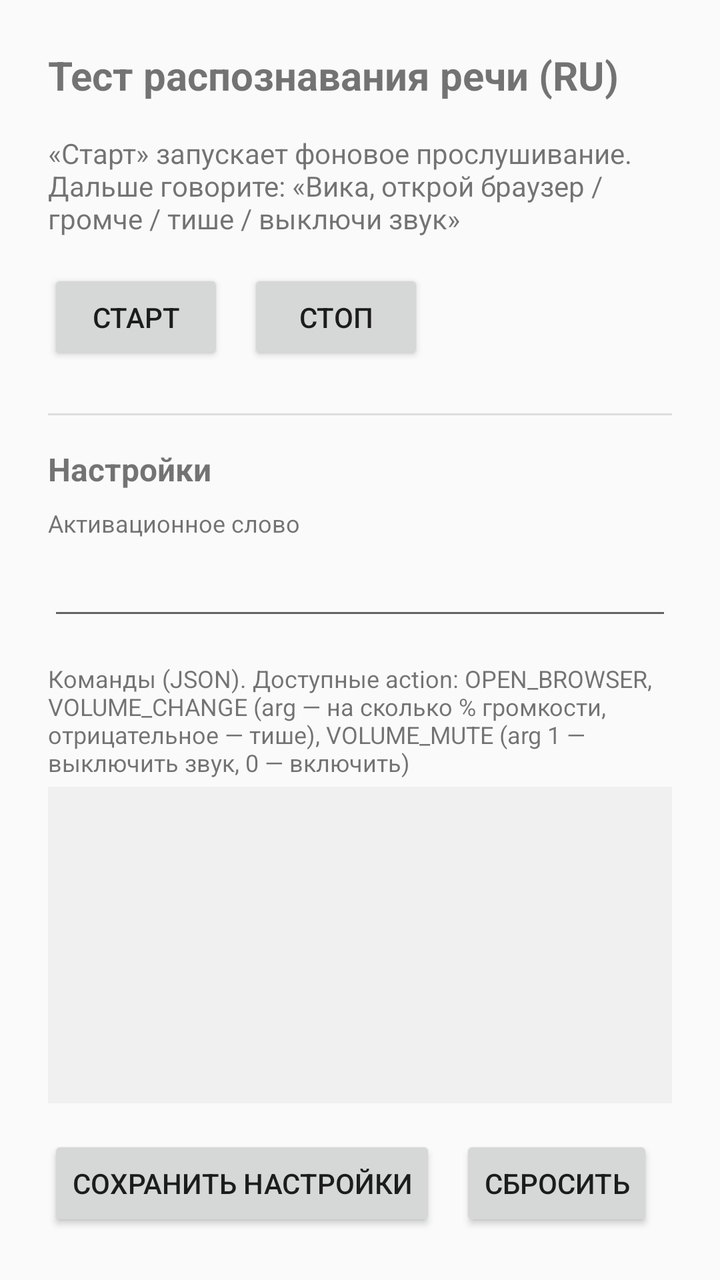
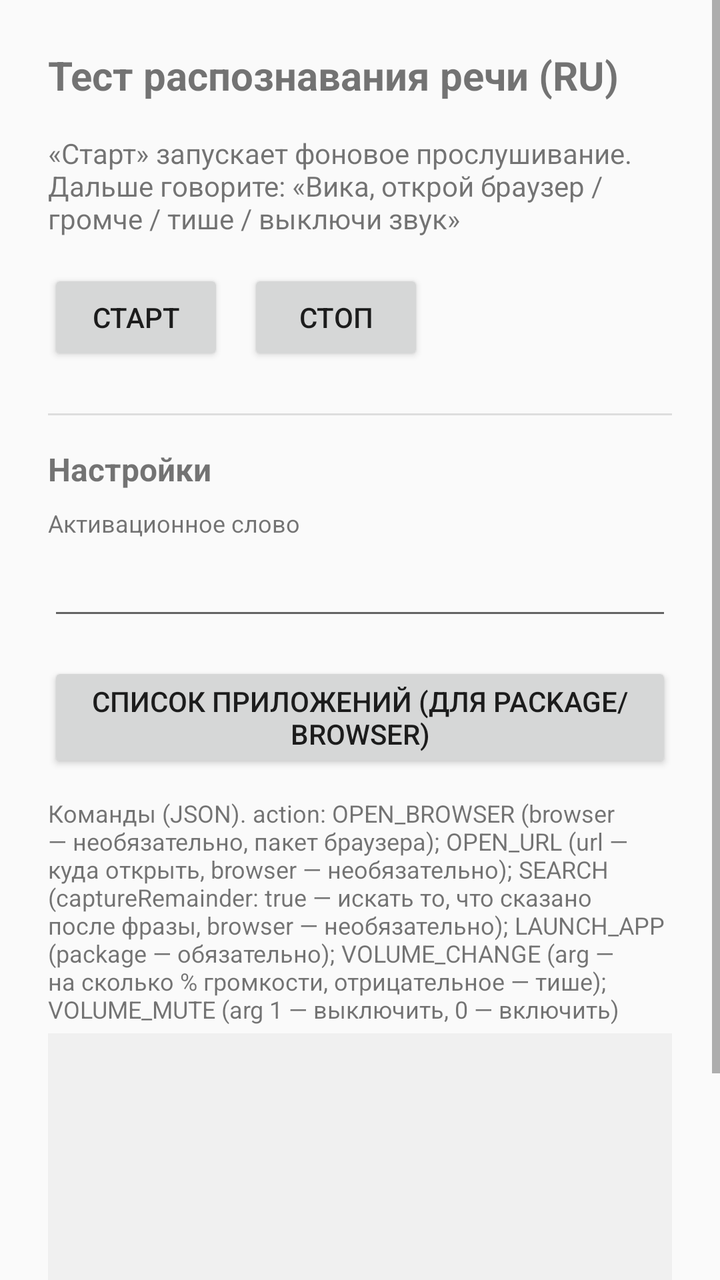

Two renders of the same Android screen: before a commit and after it. Below are the layout's source before the change and the commit's diff.
<!-- AndroidManifest.xml: application theme android:Theme.Material.Light -->
<!-- res/layout/activity_main.xml -->
<?xml version="1.0" encoding="utf-8"?>
<ScrollView xmlns:android="http://schemas.android.com/apk/res/android"
    android:layout_width="match_parent"
    android:layout_height="match_parent">

    <LinearLayout
        android:layout_width="match_parent"
        android:layout_height="wrap_content"
        android:orientation="vertical"
        android:padding="24dp">

        <TextView
            android:id="@+id/titleText"
            android:layout_width="wrap_content"
            android:layout_height="wrap_content"
            android:text="Тест распознавания речи (RU)"
            android:textSize="20sp"
            android:textStyle="bold"
            android:layout_marginBottom="16dp" />

        <TextView
            android:id="@+id/statusText"
            android:layout_width="match_parent"
            android:layout_height="wrap_content"
            android:text="«Старт» запускает фоновое прослушивание. Дальше говорите: «Вика, открой браузер / громче / тише / выключи звук»"
            android:textSize="14sp"
            android:layout_marginBottom="16dp" />

        <LinearLayout
            android:layout_width="wrap_content"
            android:layout_height="wrap_content"
            android:orientation="horizontal"
            android:layout_marginBottom="24dp">

            <Button
                android:id="@+id/startButton"
                android:layout_width="wrap_content"
                android:layout_height="wrap_content"
                android:text="Старт"
                android:layout_marginEnd="12dp" />

            <Button
                android:id="@+id/stopButton"
                android:layout_width="wrap_content"
                android:layout_height="wrap_content"
                android:text="Стоп" />
        </LinearLayout>

        <View
            android:layout_width="match_parent"
            android:layout_height="1dp"
            android:background="#dddddd"
            android:layout_marginBottom="16dp" />

        <TextView
            android:layout_width="wrap_content"
            android:layout_height="wrap_content"
            android:text="Настройки"
            android:textSize="16sp"
            android:textStyle="bold"
            android:layout_marginBottom="8dp" />

        <TextView
            android:layout_width="wrap_content"
            android:layout_height="wrap_content"
            android:text="Активационное слово"
            android:textSize="12sp"
            android:layout_marginBottom="4dp" />

        <EditText
            android:id="@+id/wakeWordInput"
            android:layout_width="match_parent"
            android:layout_height="wrap_content"
            android:inputType="text"
            android:layout_marginBottom="16dp" />

        <TextView
            android:layout_width="wrap_content"
            android:layout_height="wrap_content"
            android:text="Команды (JSON). Доступные action: OPEN_BROWSER, VOLUME_CHANGE (arg — на сколько % громкости, отрицательное — тише), VOLUME_MUTE (arg 1 — выключить звук, 0 — включить)"
            android:textSize="12sp"
            android:layout_marginBottom="4dp" />

        <EditText
            android:id="@+id/commandsInput"
            android:layout_width="match_parent"
            android:layout_height="wrap_content"
            android:minLines="10"
            android:gravity="top|start"
            android:inputType="textMultiLine"
            android:typeface="monospace"
            android:textSize="12sp"
            android:background="#f0f0f0"
            android:padding="8dp"
            android:layout_marginBottom="16dp" />

        <LinearLayout
            android:layout_width="wrap_content"
            android:layout_height="wrap_content"
            android:orientation="horizontal">

            <Button
                android:id="@+id/saveButton"
                android:layout_width="wrap_content"
                android:layout_height="wrap_content"
                android:text="Сохранить настройки"
                android:layout_marginEnd="12dp" />

            <Button
                android:id="@+id/resetButton"
                android:layout_width="wrap_content"
                android:layout_height="wrap_content"
                android:text="Сбросить" />
        </LinearLayout>

    </LinearLayout>
</ScrollView>
<!-- resources referenced by this layout -->
<resources>

</resources>

<!-- the commit's change to res/layout/activity_main.xml (unified diff, before → after) -->
@@ -74,10 +74,17 @@
             android:inputType="text"
             android:layout_marginBottom="16dp" />
 
+        <Button
+            android:id="@+id/listAppsButton"
+            android:layout_width="wrap_content"
+            android:layout_height="wrap_content"
+            android:text="Список приложений (для package/browser)"
+            android:layout_marginBottom="12dp" />
+
         <TextView
             android:layout_width="wrap_content"
             android:layout_height="wrap_content"
-            android:text="Команды (JSON). Доступные action: OPEN_BROWSER, VOLUME_CHANGE (arg — на сколько % громкости, отрицательное — тише), VOLUME_MUTE (arg 1 — выключить звук, 0 — включить)"
+            android:text="Команды (JSON). action: OPEN_BROWSER (browser — необязательно, пакет браузера); OPEN_URL (url — куда открыть, browser — необязательно); SEARCH (captureRemainder: true — искать то, что сказано после фразы, browser — необязательно); LAUNCH_APP (package — обязательно); VOLUME_CHANGE (arg — на сколько % громкости, отрицательное — тише); VOLUME_MUTE (arg 1 — выключить, 0 — включить)"
             android:textSize="12sp"
             android:layout_marginBottom="4dp" />
 
